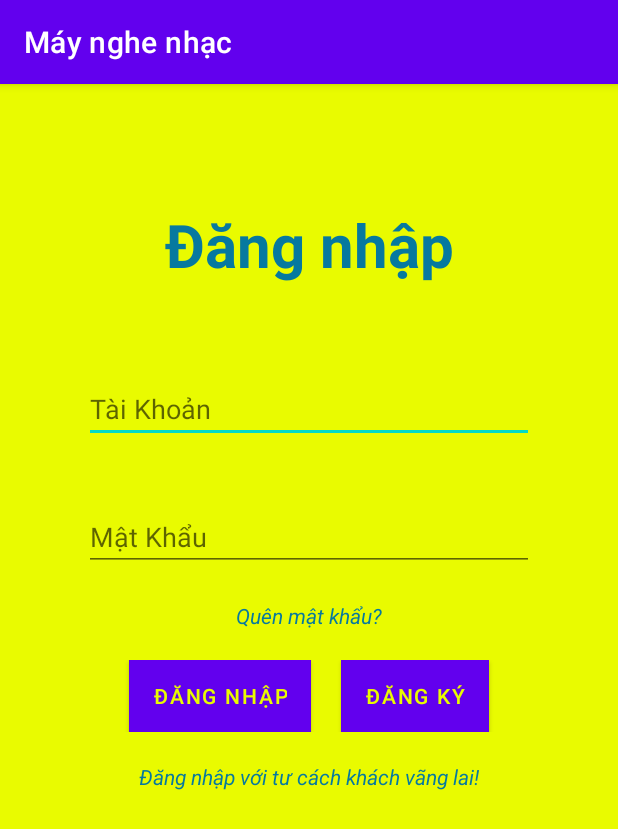
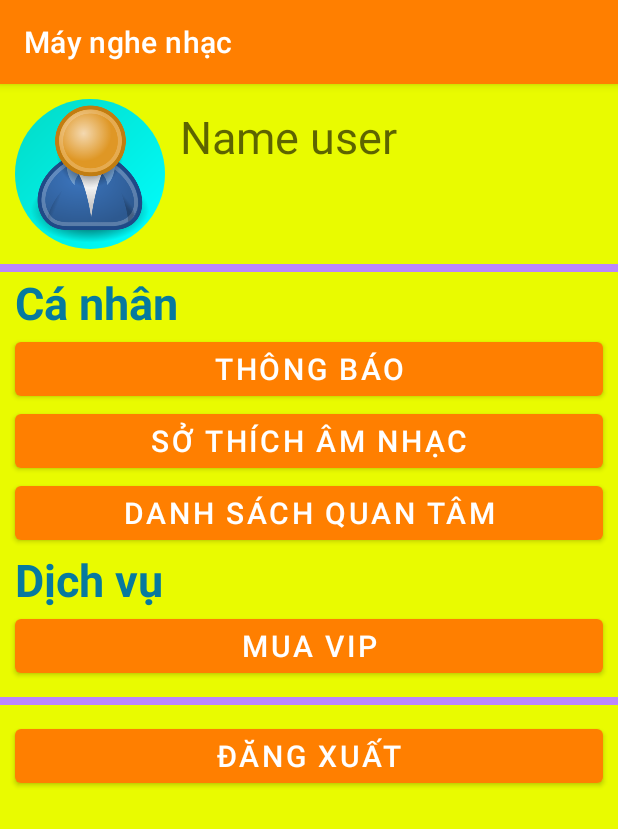
Before and after one commit to Vietdut710/Project, an Android app: the screen it shows after launch (MainActivity before the commit, InformationActivity after it), on a phone screen of 412 x 824 dp. Shown: the top 829 px of the screen. Run offline under Robolectric (Android 15) with nearby library versions, the phone set to English and light mode, and no system bars; plain views replace AwesomeTextInputLayout.

Commit message:
update activity_infomation

```diff
--- a/app/src/main/AndroidManifest.xml
+++ b/app/src/main/AndroidManifest.xml
@@ -9,7 +9,7 @@
         android:roundIcon="@mipmap/ic_launcher_round"
         android:supportsRtl="true"
         android:theme="@style/Theme.App_android">
-        <activity android:name=".MainActivity">
+        <activity android:name=".InformationActivity">
             <intent-filter>
                 <action android:name="android.intent.action.MAIN" />
 
--- a/app/src/main/java/com/example/app_android/MainActivity.kt
+++ b/app/src/main/java/com/example/app_android/InformationActivity.kt
@@ -1,11 +1,11 @@
 package com.example.app_android
 
+import android.os.Bundle
 import androidx.appcompat.app.AppCompatActivity
-import android.os.Bundle
 
-class MainActivity : AppCompatActivity() {
+class InformationActivity:AppCompatActivity() {
     override fun onCreate(savedInstanceState: Bundle?) {
         super.onCreate(savedInstanceState)
-        setContentView(R.layout.activity_login)
+        setContentView(R.layout.activity_information)
     }
 }
--- /dev/null
+++ b/app/src/main/res/drawable/ic_icon.xml
@@ -0,0 +1,10 @@
+<vector xmlns:android="http://schemas.android.com/apk/res/android"
+    android:width="24dp"
+    android:height="24dp"
+    android:viewportWidth="24"
+    android:viewportHeight="24"
+    android:tint="?attr/colorControlNormal">
+  <path
+      android:fillColor="@android:color/white"
+      android:pathData="M10,6L8.59,7.41 13.17,12l-4.58,4.59L10,18l6,-6z"/>
+</vector>
--- /dev/null
+++ b/app/src/main/res/drawable/image_oval.xml
@@ -0,0 +1,15 @@
+<?xml version="1.0" encoding="utf-8"?>
+<shape xmlns:android="http://schemas.android.com/apk/res/android"
+    android:shape="oval">
+
+    <gradient
+        android:angle="135"
+        android:endColor="@color/teal_200"
+        android:startColor="@color/cyan"
+        android:type="linear" />
+
+    <size
+        android:width="40dp"
+        android:height="40dp" />
+
+</shape>
--- /dev/null
+++ b/app/src/main/res/layout/activity_information.xml
@@ -0,0 +1,148 @@
+<?xml version="1.0" encoding="utf-8"?>
+<androidx.constraintlayout.widget.ConstraintLayout xmlns:android="http://schemas.android.com/apk/res/android"
+    xmlns:app="http://schemas.android.com/apk/res-auto"
+    xmlns:tools="http://schemas.android.com/tools"
+    android:layout_width="match_parent"
+    android:layout_height="match_parent"
+    tools:context=".MainActivity"
+    android:background="@color/background_yellow"
+    >
+
+    <ImageButton
+        android:id="@+id/image_user"
+        android:layout_width="100dp"
+        android:layout_height="100dp"
+        android:scaleType="centerInside"
+        android:src="@drawable/user"
+        app:layout_constraintStart_toStartOf="parent"
+        app:layout_constraintTop_toTopOf="parent"
+        android:background="@drawable/image_oval"
+        android:layout_margin="10dp"
+        ></ImageButton>
+
+    <EditText
+        android:id="@+id/name_user"
+        android:layout_width="200dp"
+        android:layout_height="50dp"
+        app:layout_constraintLeft_toRightOf="@id/image_user"
+        app:layout_constraintTop_toTopOf="parent"
+        android:background="@color/background_yellow"
+        android:hint="Name user"
+        android:textSize="30dp"
+        android:textColor="@color/string_blue"
+        android:layout_margin="10dp"
+
+        ></EditText>
+
+    <View
+        android:id="@+id/bar1"
+        android:layout_width="wrap_content"
+        android:layout_height="5dp"
+        app:layout_constraintStart_toStartOf="parent"
+        app:layout_constraintTop_toBottomOf="@id/image_user"
+        android:background="@color/purple_200"
+        android:layout_marginTop="10dp"
+        ></View>
+
+    <TextView
+        android:id="@+id/txt1"
+        android:layout_width="wrap_content"
+        android:layout_height="wrap_content"
+        app:layout_constraintStart_toStartOf="parent"
+        app:layout_constraintTop_toBottomOf="@id/bar1"
+        android:text="@string/personal"
+        android:textSize="30dp"
+        android:textStyle="bold"
+        android:textColor="@color/string_blue"
+        android:layout_marginLeft="10dp"
+        ></TextView>
+
+    <Button
+        android:id="@+id/btn_notification"
+        android:layout_width="match_parent"
+        android:layout_height="wrap_content"
+        app:layout_constraintStart_toStartOf="parent"
+        app:layout_constraintTop_toBottomOf="@id/txt1"
+        android:layout_marginLeft="10dp"
+        android:layout_marginRight="10dp"
+        android:text="@string/btn_notification"
+        android:textSize="20dp"
+        ></Button>
+
+    <Button
+        android:id="@+id/btn_hobby"
+        android:layout_width="match_parent"
+        android:layout_height="wrap_content"
+        app:layout_constraintStart_toStartOf="parent"
+        app:layout_constraintTop_toBottomOf="@id/btn_notification"
+        android:layout_marginLeft="10dp"
+        android:layout_marginRight="10dp"
+        android:text="@string/btn_hobby"
+        android:textSize="20dp"
+        ></Button>
+
+    <Button
+        android:id="@+id/btn_playList"
+        android:layout_width="match_parent"
+        android:layout_height="wrap_content"
+        app:layout_constraintStart_toStartOf="parent"
+        app:layout_constraintTop_toBottomOf="@id/btn_hobby"
+        android:layout_marginLeft="10dp"
+        android:layout_marginRight="10dp"
+        android:text="@string/btn_playList"
+        android:textSize="20dp"
+        ></Button>
+
+    <TextView
+        android:id="@+id/txt2"
+        android:layout_width="wrap_content"
+        android:layout_height="wrap_content"
+        android:text="@string/service"
+        app:layout_constraintStart_toStartOf="parent"
+        app:layout_constraintTop_toBottomOf="@id/btn_playList"
+        android:textSize="30dp"
+        android:textStyle="bold"
+        android:textColor="@color/string_blue"
+        android:layout_marginLeft="10dp"
+        ></TextView>
+
+    <Button
+        android:id="@+id/btn_vipPlayer"
+        android:layout_width="match_parent"
+        android:layout_height="wrap_content"
+        app:layout_constraintStart_toStartOf="parent"
+        app:layout_constraintTop_toBottomOf="@id/txt2"
+        android:layout_marginLeft="10dp"
+        android:layout_marginRight="10dp"
+        android:text="@string/btn_vipPlayer"
+        android:textSize="20dp"
+        ></Button>
+
+    <View
+        android:id="@+id/bar2"
+        android:layout_width="wrap_content"
+        android:layout_height="5dp"
+        app:layout_constraintStart_toStartOf="parent"
+        app:layout_constraintTop_toBottomOf="@id/btn_vipPlayer"
+        android:background="@color/purple_200"
+        android:layout_marginTop="10dp"
+        ></View>
+
+    <Button
+        android:id="@+id/btn_logOut"
+        android:layout_width="match_parent"
+        android:layout_height="wrap_content"
+        app:layout_constraintStart_toStartOf="parent"
+        app:layout_constraintTop_toBottomOf="@id/bar2"
+        android:layout_marginTop="10dp"
+        android:layout_marginLeft="10dp"
+        android:layout_marginRight="10dp"
+        android:text="@string/btn_logOut"
+        android:textSize="20dp"
+        ></Button>
+
+
+
+
+
+</androidx.constraintlayout.widget.ConstraintLayout>
--- a/app/src/main/res/layout/activity_login.xml
+++ b/app/src/main/res/layout/activity_login.xml
@@ -96,7 +96,6 @@
         android:layout_height="wrap_content"
         app:layout_constraintTop_toBottomOf="@id/lo_btn"
         app:layout_constraintStart_toStartOf="parent"
-        app:layout_constraintEnd_toEndOf="parent"
         android:layout_marginTop="20dp"
         android:textStyle="italic"
         android:textColor="@color/string_blue"
--- a/app/src/main/res/layout/activity_main.xml
+++ /dev/null
@@ -1,29 +0,0 @@
-<?xml version="1.0" encoding="utf-8"?>
-<androidx.constraintlayout.widget.ConstraintLayout xmlns:android="http://schemas.android.com/apk/res/android"
-    xmlns:app="http://schemas.android.com/apk/res-auto"
-    xmlns:tools="http://schemas.android.com/tools"
-    android:layout_width="match_parent"
-    android:layout_height="match_parent"
-    tools:context=".MainActivity">
-
-    <ImageButton
-        android:id="@+id/image_user"
-        android:layout_width="100dp"
-        android:layout_height="100dp"
-        android:scaleType="centerInside"
-        android:src="@drawable/user"
-        app:layout_constraintStart_toStartOf="parent"
-        app:layout_constraintTop_toTopOf="parent" />
-
-    <EditText
-        android:id="@+id/name_user"
-        android:layout_width="200dp"
-        android:layout_height="50dp"
-        app:layout_constraintLeft_toRightOf="@id/image_user"
-        app:layout_constraintTop_toTopOf="parent"
-        ></EditText>
-
-
-
-
-</androidx.constraintlayout.widget.ConstraintLayout>
--- /dev/null
+++ b/app/src/main/res/menu/icon_resource.xml
@@ -0,0 +1,11 @@
+<?xml version="1.0" encoding="utf-8"?>
+<menu xmlns:android="http://schemas.android.com/apk/res/android"
+    xmlns:app="http://schemas.android.com/apk/res-auto">
+
+    <item
+        android:id="@+id/next_item"
+        android:icon="@drawable/ic_icon"
+        android:title="next_item"
+        app:showAsAction="ifRoom"
+        />
+</menu>
--- a/app/src/main/res/values/colors.xml
+++ b/app/src/main/res/values/colors.xml
@@ -19,4 +19,6 @@
     <color name="background_yellow">#E9FB00</color>
     <color name="button_orange">#FF7F00</color>
     <color name="string_blue">#06799F</color>
+    <color name="cyan">#00ffff</color>
+
 </resources>
--- a/app/src/main/res/values/strings.xml
+++ b/app/src/main/res/values/strings.xml
@@ -8,4 +8,13 @@
     <string name="signup">Đăng ký</string>
     <string name="username">Tên đăng nhập</string>
     <string name="repassword">Nhập lại mật khẩu</string>
+
+    //
+    <string name="personal">Cá nhân</string>
+    <string name="service">Dịch vụ</string>
+    <string name="btn_notification">Thông báo</string>
+    <string name="btn_hobby">Sở thích âm nhạc</string>
+    <string name="btn_playList">Danh sách quan tâm</string>
+    <string name="btn_vipPlayer">Mua VIP</string>
+    <string name="btn_logOut">Đăng xuất</string>
 </resources>
--- a/app/src/main/res/values/themes.xml
+++ b/app/src/main/res/values/themes.xml
@@ -2,7 +2,7 @@
     <!-- Base application theme. -->
     <style name="Theme.App_android" parent="Theme.MaterialComponents.DayNight.DarkActionBar">
         <!-- Primary brand color. -->
-        <item name="colorPrimary">@color/purple_500</item>
+        <item name="colorPrimary">@color/button_orange</item>
         <item name="colorPrimaryVariant">@color/purple_700</item>
         <item name="colorOnPrimary">@color/white</item>
         <!-- Secondary brand color. -->
```
